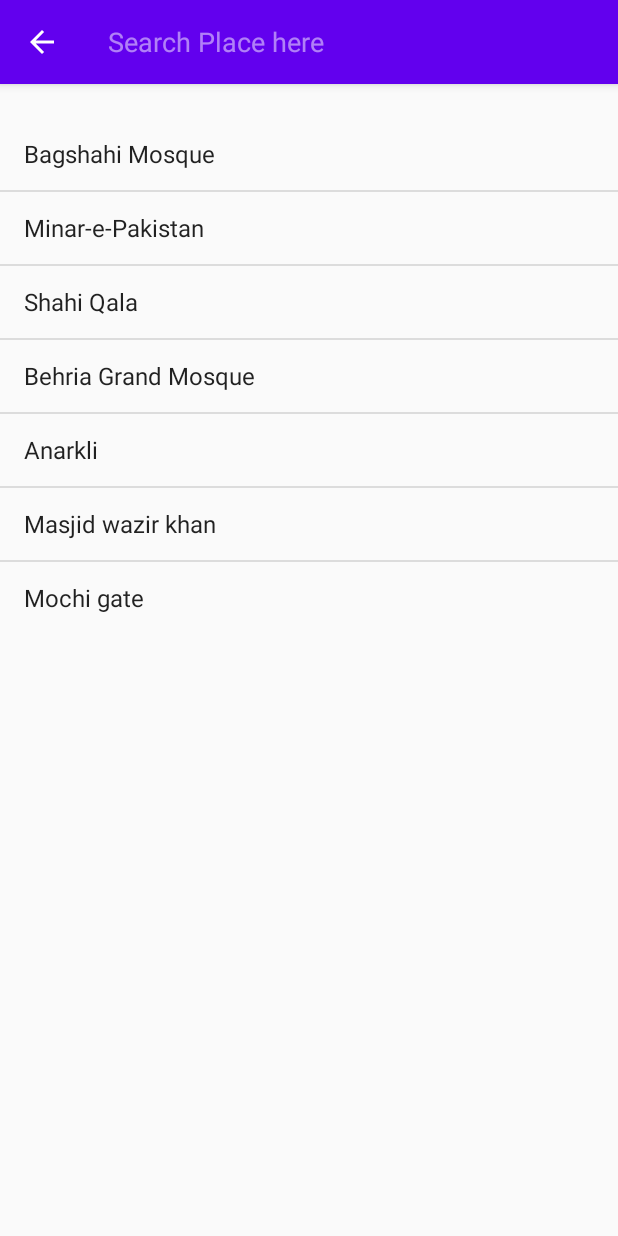
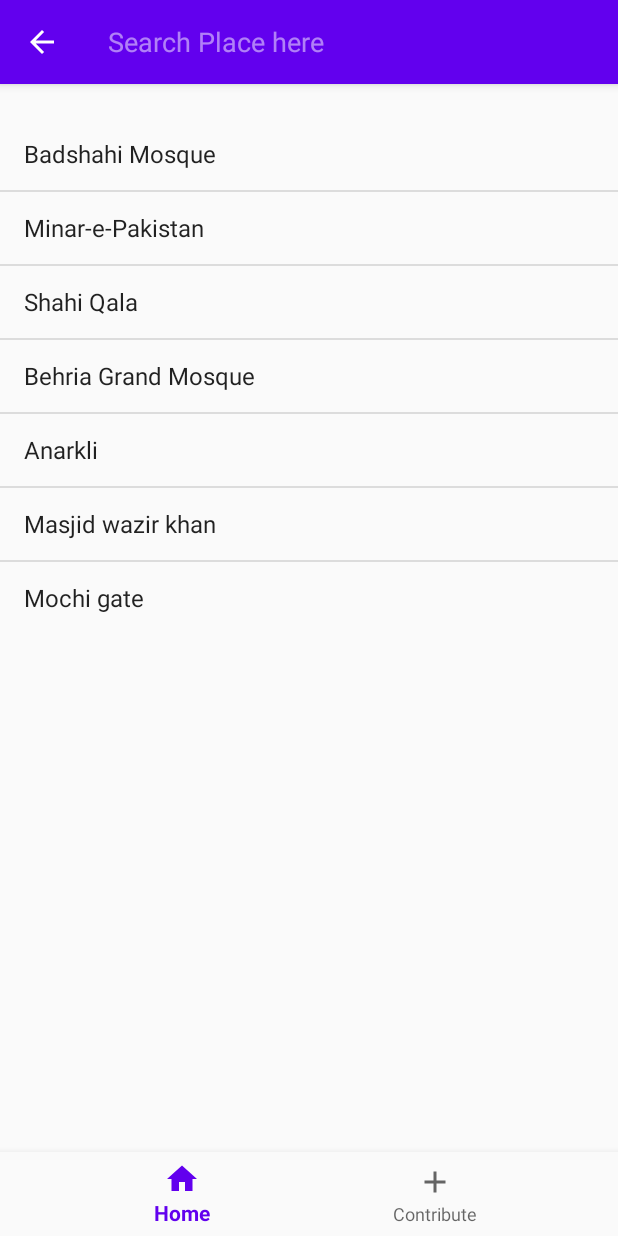
Before and after one commit to Ali-Bhatti/MCProject, an Android app: the screen it shows after launch (MainActivity), after a tap on "Search", on a phone screen of 412 x 824 dp. Run offline under Robolectric (Android 15) with nearby library versions, the phone set to English and light mode, and no system bars.

Commit message:
Following tasks are done: 1. Bottom Nav Bar added 2. Search in linear view done

```diff
--- a/app/build.gradle
+++ b/app/build.gradle
@@ -27,6 +27,7 @@ dependencies {
     implementation fileTree(dir: 'libs', include: ['*.jar'])
 
     implementation 'androidx.appcompat:appcompat:1.1.0'
+    implementation 'com.google.android.material:material:1.1.0'
     implementation 'androidx.constraintlayout:constraintlayout:1.1.3'
     testImplementation 'junit:junit:4.12'
     androidTestImplementation 'androidx.test.ext:junit:1.1.1'
--- /dev/null
+++ b/app/src/main/java/pk/edu/pucit/mcproject/ContributeFragment.java
@@ -0,0 +1,19 @@
+package pk.edu.pucit.mcproject;
+
+import android.os.Bundle;
+import android.view.LayoutInflater;
+import android.view.View;
+import android.view.ViewGroup;
+
+import androidx.annotation.NonNull;
+import androidx.annotation.Nullable;
+import androidx.fragment.app.Fragment;
+
+public class ContributeFragment extends Fragment {
+    @Nullable
+    @Override
+    public View onCreateView(@NonNull LayoutInflater inflater, @Nullable ViewGroup container, @Nullable Bundle savedInstanceState) {
+        return inflater.inflate(R.layout.fragment_contribute, container, false);
+
+    }
+}
--- /dev/null
+++ b/app/src/main/java/pk/edu/pucit/mcproject/HomeFragment.java
@@ -0,0 +1,71 @@
+package pk.edu.pucit.mcproject;
+
+import android.os.Bundle;
+import android.util.Log;
+import android.view.LayoutInflater;
+import android.view.Menu;
+import android.view.MenuInflater;
+import android.view.MenuItem;
+import android.view.View;
+import android.view.ViewGroup;
+import android.widget.ArrayAdapter;
+import android.widget.ListView;
+
+import androidx.annotation.NonNull;
+import androidx.annotation.Nullable;
+import androidx.appcompat.widget.SearchView;
+import androidx.fragment.app.Fragment;
+
+public class HomeFragment extends Fragment {
+    private ArrayAdapter<String> arrayAdapter;
+    private String [] items = {"Badshahi Mosque","Minar-e-Pakistan","Shahi Qala","Behria Grand Mosque","Anarkli","Masjid wazir khan","Mochi gate"};
+
+    @Nullable
+    @Override
+    public View onCreateView(@NonNull LayoutInflater inflater, @Nullable ViewGroup container, @Nullable Bundle savedInstanceState) {
+
+        View view = inflater.inflate(R.layout.fragment_home, container, false);
+        ListView listView = view.findViewById(R.id.list);
+        arrayAdapter = new ArrayAdapter<>(getContext(), android.R.layout.simple_list_item_1 , items);
+        listView.setAdapter(arrayAdapter);
+
+        return view;
+    }
+
+    @Override
+    public void onCreate(@Nullable Bundle savedInstanceState) {
+        super.onCreate(savedInstanceState);
+        setHasOptionsMenu(true);
+        Log.i("Task done: ", "onCreate");
+    }
+
+    @Override
+    public void onCreateOptionsMenu(@NonNull Menu menu, @NonNull MenuInflater inflater) {
+        inflater.inflate(R.menu.my_menu,menu);
+        Log.i("Task done: ", "onCreateOptionsMenu");
+    }
+
+    @Override
+    public boolean onOptionsItemSelected(@NonNull MenuItem item) {
+        Log.i("Task in progress: ", "onOptionsItemSelected");
+        int id = item.getItemId();
+        if(id == R.id.search_icon){
+            SearchView searchView = (SearchView) item.getActionView();
+            searchView.setQueryHint("Search Place here");
+            searchView.setOnQueryTextListener(new SearchView.OnQueryTextListener() {
+                @Override
+                public boolean onQueryTextSubmit(String query) {
+                    return false;
+                }
+
+                @Override
+                public boolean onQueryTextChange(String newText) {
+                    arrayAdapter.getFilter().filter(newText);
+                    return true ;
+                }
+            });
+            return true;
+        }
+        return super.onOptionsItemSelected(item);
+    }
+}
--- a/app/src/main/java/pk/edu/pucit/mcproject/MainActivity.java
+++ b/app/src/main/java/pk/edu/pucit/mcproject/MainActivity.java
@@ -1,7 +1,10 @@
 package pk.edu.pucit.mcproject;
 
+import androidx.annotation.NonNull;
 import androidx.appcompat.app.AppCompatActivity;
 import androidx.appcompat.widget.SearchView;
+import androidx.fragment.app.Fragment;
+import androidx.fragment.app.FragmentTransaction;
 
 import android.os.Bundle;
 import android.view.Menu;
@@ -10,41 +13,51 @@ import android.widget.ArrayAdapter;
 import android.widget.ListView;
 
 
+import com.google.android.material.bottomnavigation.BottomNavigationView;
+
 import java.util.List;
 
 public class MainActivity extends AppCompatActivity {
 
-    ArrayAdapter<String> arrayAdapter;
+
     @Override
     protected void onCreate(Bundle savedInstanceState) {
         super.onCreate(savedInstanceState);
         setContentView(R.layout.activity_main);
 
-        ListView listView = findViewById(R.id.list);
-        String [] items = {"Bagshahi Mosque","Minar-e-Pakistan","Shahi Qala","Behria Grand Mosque","Anarkli","Masjid wazir khan","Mochi gate"};
-        arrayAdapter = new ArrayAdapter<>(this,android.R.layout.simple_list_item_1 , items);
-        listView.setAdapter(arrayAdapter);
+        BottomNavigationView bottomNav = findViewById(R.id.bottom_navigation);
+        bottomNav.setOnNavigationItemSelectedListener(navListener);
+        //I added this if statement to keep the selected fragment when rotating the device
+        if (savedInstanceState == null) {
+            getSupportFragmentManager().beginTransaction().replace(R.id.fragment_container,
+                    new HomeFragment()).commit();
+        }
+
+
     }
 
-    @Override
-    public boolean onCreateOptionsMenu(Menu menu) {
-        getMenuInflater().inflate(R.menu.my_menu, menu);
-        MenuItem menuItem = menu.findItem(R.id.search_icon);
-        SearchView searchView = (SearchView) menuItem.getActionView();
-        searchView.setQueryHint("Search Place here");
-        searchView.setOnQueryTextListener(new SearchView.OnQueryTextListener() {
-            @Override
-            public boolean onQueryTextSubmit(String query) {
-                return false;
-            }
+    private BottomNavigationView.OnNavigationItemSelectedListener navListener =
+            new BottomNavigationView.OnNavigationItemSelectedListener() {
+                @Override
+                public boolean onNavigationItemSelected(@NonNull MenuItem item) {
 
-            @Override
-            public boolean onQueryTextChange(String newText) {
-                arrayAdapter.getFilter().filter(newText);
-                return true ;
-            }
-        });
-        return super.onCreateOptionsMenu(menu);
+                    switch (item.getItemId()) {
+                        case R.id.nav_home:
+                            loadFragment(new HomeFragment());
+                            break;
+                        case R.id.nav_contibute:
+                            loadFragment(new ContributeFragment());
+                            break;
+                    }
+                    return true;
+                }
+            };
 
+    private void loadFragment(Fragment fragment) {
+        // load fragment
+        FragmentTransaction transaction = getSupportFragmentManager().beginTransaction();
+        transaction.replace(R.id.fragment_container, fragment);
+        //transaction.addToBackStack(null);
+        transaction.commit();
     }
 }
--- /dev/null
+++ b/app/src/main/res/drawable/ic_add_black_24dp.xml
@@ -0,0 +1,9 @@
+<vector xmlns:android="http://schemas.android.com/apk/res/android"
+        android:width="24dp"
+        android:height="24dp"
+        android:viewportWidth="24.0"
+        android:viewportHeight="24.0">
+    <path
+        android:fillColor="#FF000000"
+        android:pathData="M19,13h-6v6h-2v-6H5v-2h6V5h2v6h6v2z"/>
+</vector>
--- /dev/null
+++ b/app/src/main/res/drawable/ic_home_black_24dp.xml
@@ -0,0 +1,9 @@
+<vector xmlns:android="http://schemas.android.com/apk/res/android"
+        android:width="24dp"
+        android:height="24dp"
+        android:viewportWidth="24.0"
+        android:viewportHeight="24.0">
+    <path
+        android:fillColor="#FF000000"
+        android:pathData="M10,20v-6h4v6h5v-8h3L12,3 2,12h3v8z"/>
+</vector>
--- a/app/src/main/res/layout/activity_main.xml
+++ b/app/src/main/res/layout/activity_main.xml
@@ -6,16 +6,28 @@
     android:layout_height="match_parent"
     tools:context=".MainActivity">
 
-    <ListView
-        android:id="@+id/list"
-        android:layout_width="wrap_content"
+
+
+    <FrameLayout
+        android:id="@+id/fragment_container"
+        android:layout_width="match_parent"
+        android:layout_height="match_parent"
+
+        app:layout_constraintHorizontal_bias="0.0"
+        app:layout_constraintLeft_toLeftOf="parent"
+        app:layout_constraintRight_toRightOf="parent"
+        app:layout_constraintTop_toTopOf="parent" />
+
+    <com.google.android.material.bottomnavigation.BottomNavigationView
+        android:id="@+id/bottom_navigation"
+        android:layout_width="match_parent"
         android:layout_height="wrap_content"
+        android:background="?android:attr/windowBackground"
         app:layout_constraintBottom_toBottomOf="parent"
         app:layout_constraintHorizontal_bias="0.0"
         app:layout_constraintLeft_toLeftOf="parent"
         app:layout_constraintRight_toRightOf="parent"
-        app:layout_constraintTop_toTopOf="parent"
-        app:layout_constraintVertical_bias="0.053" />
+        app:menu="@menu/bottom_navigation" />
 
 
 </androidx.constraintlayout.widget.ConstraintLayout>
--- /dev/null
+++ b/app/src/main/res/layout/fragment_contribute.xml
@@ -0,0 +1,17 @@
+<?xml version="1.0" encoding="utf-8"?>
+<androidx.constraintlayout.widget.ConstraintLayout xmlns:android="http://schemas.android.com/apk/res/android"
+    android:layout_width="match_parent"
+    android:layout_height="match_parent"
+    xmlns:app="http://schemas.android.com/apk/res-auto"
+    android:background="@color/colorAccent">
+    <TextView
+        android:layout_width="wrap_content"
+        android:layout_height="wrap_content"
+        app:layout_constraintTop_toTopOf="parent"
+        app:layout_constraintBottom_toBottomOf="parent"
+        app:layout_constraintStart_toStartOf="parent"
+        app:layout_constraintEnd_toEndOf="parent"
+        android:text="@string/contribute"
+        android:textSize="14pt"/>
+
+</androidx.constraintlayout.widget.ConstraintLayout>
--- /dev/null
+++ b/app/src/main/res/layout/fragment_home.xml
@@ -0,0 +1,18 @@
+<?xml version="1.0" encoding="utf-8"?>
+<androidx.constraintlayout.widget.ConstraintLayout xmlns:android="http://schemas.android.com/apk/res/android"
+    xmlns:app="http://schemas.android.com/apk/res-auto"
+    android:layout_width="match_parent"
+    android:layout_height="match_parent">
+
+    <ListView
+        android:id="@+id/list"
+        android:layout_width="wrap_content"
+        android:layout_height="wrap_content"
+        app:layout_constraintBottom_toBottomOf="parent"
+        app:layout_constraintHorizontal_bias="0.0"
+        app:layout_constraintLeft_toLeftOf="parent"
+        app:layout_constraintRight_toRightOf="parent"
+        app:layout_constraintTop_toTopOf="parent"
+        app:layout_constraintVertical_bias="0.053" />
+
+</androidx.constraintlayout.widget.ConstraintLayout>
--- /dev/null
+++ b/app/src/main/res/menu/bottom_navigation.xml
@@ -0,0 +1,13 @@
+<?xml version="1.0" encoding="utf-8"?>
+<menu xmlns:android="http://schemas.android.com/apk/res/android">
+
+    <item
+        android:id="@+id/nav_home"
+        android:icon="@drawable/ic_home_black_24dp"
+        android:title="@string/home" />
+    <item
+        android:id="@+id/nav_contibute"
+        android:icon="@drawable/ic_add_black_24dp"
+        android:title="@string/contribute" />
+
+</menu>
--- a/app/src/main/res/values/strings.xml
+++ b/app/src/main/res/values/strings.xml
@@ -1,4 +1,6 @@
 <resources>
     <string name="app_name">Pakistan Tour Guide</string>
     <string name="search">Search</string>
+    <string name="home">Home</string>
+    <string name="contribute">Contribute</string>
 </resources>
```
